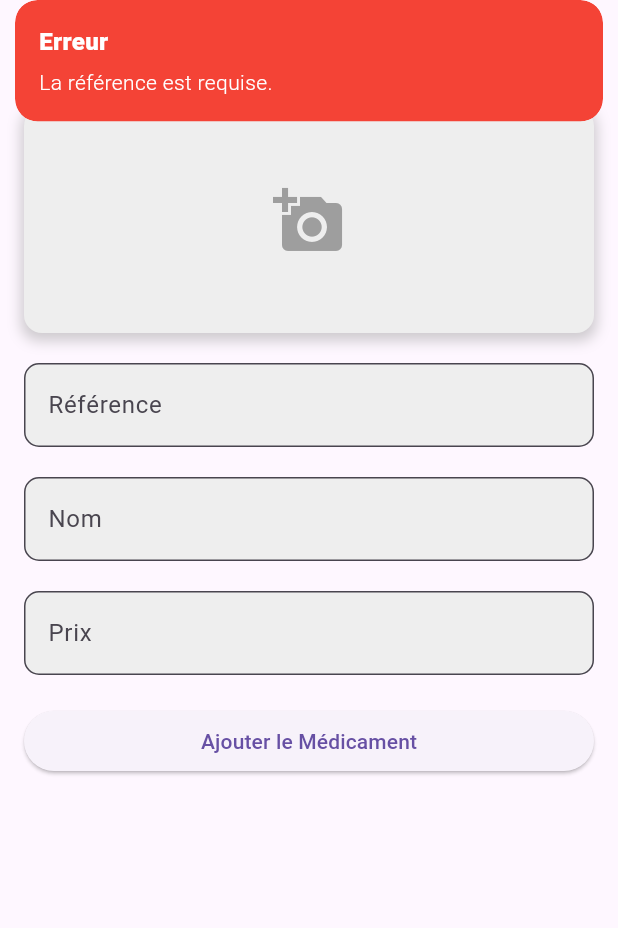
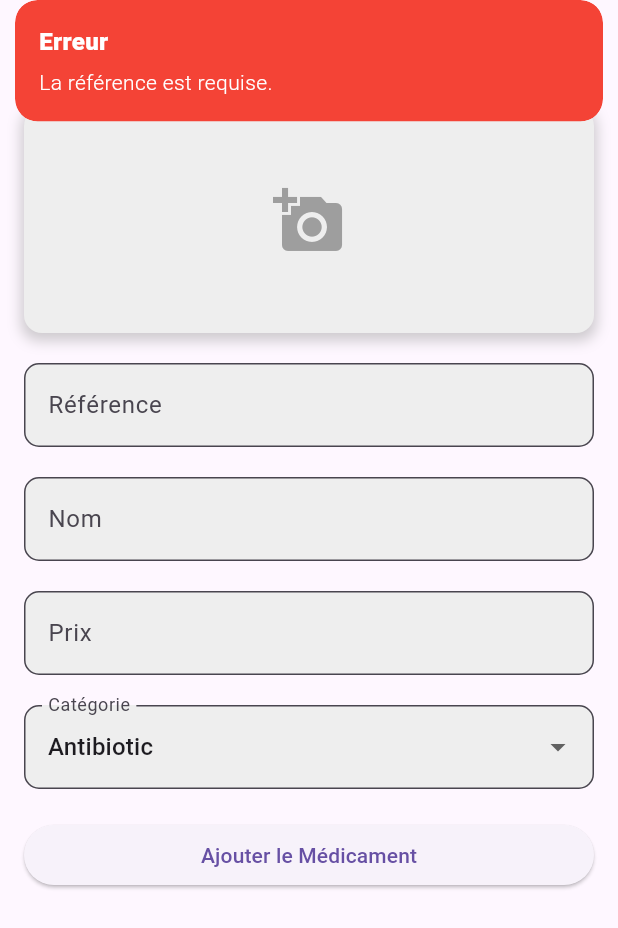
Before and after one commit to riadhmoussa/medicine, a Flutter app: the AddMedicineScreen screen opened by its route, after a tap on "Ajouter le Médicament", on a phone screen of 412 x 824 dp. Shown: the top 928 px of the screen. Run offline on Flutter 3.47's test engine with Material 3 defaults, Android fonts, the phone set to English and light mode, and no system bars; our stand-ins replace cached_network_image, cloud_firestore, country_code_picker, firebase_auth, firebase_core, firebase_storage and 4 more; accounts and stored records are empty.

Commit message:
add new features

```diff
--- a/lib/bindings/add_medicine_binding.dart
+++ b/lib/bindings/add_medicine_binding.dart
@@ -10,6 +10,6 @@ import 'package:medicine/controllers/splash_controller.dart';
 class AddMedicineBinding extends Bindings {
   @override
   void dependencies() {
-    Get.lazyPut(() => AddMedicineController());
+    Get.lazyPut(() => AddEditMedicineController());
   }
 }
--- a/lib/controllers/add_medicine_controller.dart
+++ b/lib/controllers/add_medicine_controller.dart
@@ -1,21 +1,52 @@
 import 'dart:io';
-
 import 'package:flutter/material.dart';
 import 'package:get/get.dart';
 import 'package:image_picker/image_picker.dart';
 import 'package:firebase_storage/firebase_storage.dart' as firebase_storage;
 import 'package:cloud_firestore/cloud_firestore.dart';
+import 'package:medicine/routes/app_routes.dart';
 
-class AddMedicineController extends GetxController {
-  var reference = ''.obs;
-  var name = ''.obs;
-  var price = ''.obs;
+import '../model/Medicine.dart';
+
+class AddEditMedicineController extends GetxController {
+  final referenceController = TextEditingController();
+  final nameController = TextEditingController();
+  final priceController = TextEditingController();
   var imageUrl = ''.obs;
 
-  var isValid = false.obs;
+  var isEditMode = false.obs;
+  final medicine = Rxn<Medicine>();
+
+  // List of categories
+  final categories = ['Antibiotic', 'Analgesic', 'Antiseptic', 'Antipyretic', 'Vaccine'].obs;
+  var selectedCategory = ''.obs;
+
+  @override
+  void onInit() {
+    super.onInit();
+    if (Get.arguments != null) {
+      medicine.value = Get.arguments as Medicine;
+      referenceController.text = medicine.value?.reference ?? '';
+      nameController.text = medicine.value?.name ?? '';
+      priceController.text = medicine.value?.price.toString() ?? '';
+      imageUrl.value = medicine.value?.image ?? '';
+      selectedCategory.value = medicine.value?.category ?? categories.first;
+      isEditMode.value = true;
+    } else {
+      selectedCategory.value = categories.first;
+    }
+  }
+
+  @override
+  void onClose() {
+    referenceController.dispose();
+    nameController.dispose();
+    priceController.dispose();
+    super.onClose();
+  }
 
   Future<void> onSubmit() async {
-    if (reference.isEmpty) {
+    if (referenceController.text.isEmpty) {
       Get.snackbar(
         'Erreur',
         'La référence est requise.',
@@ -25,7 +56,7 @@ class AddMedicineController extends GetxController {
       return;
     }
 
-    if (name.isEmpty) {
+    if (nameController.text.isEmpty) {
       Get.snackbar(
         'Erreur',
         'Le nom est requis.',
@@ -35,7 +66,7 @@ class AddMedicineController extends GetxController {
       return;
     }
 
-    if (price.isEmpty) {
+    if (priceController.text.isEmpty) {
       Get.snackbar(
         'Erreur',
         'Le prix est requis.',
@@ -55,33 +86,58 @@ class AddMedicineController extends GetxController {
       return;
     }
 
-    // All fields are valid, add medicine to Firebase
     try {
+      if (isEditMode.value) {
+        // Update existing medicine
+        await FirebaseFirestore.instance
+            .collection('medicines')
+            .doc(medicine.value?.uid)
+            .update({
+          'reference': referenceController.text,
+          'name': nameController.text,
+          'price': double.tryParse(priceController.text) ?? 0.0,
+          'imageUrl': imageUrl.value,
+          'category': selectedCategory.value,
+          'updatedAt': Timestamp.now(),
+        });
 
-      // Add medicine data to Firestore collection
+        Get.snackbar(
+          'Succès',
+          'Médicament mis à jour avec succès.',
+          backgroundColor: Colors.green,
+          colorText: Colors.white,
+          duration: Duration(seconds: 2), // Set duration for the snackbar
+        );
+      } else {
+        // Add new medicine
         await FirebaseFirestore.instance.collection('medicines').add({
-        'reference': reference.value,
-        'name': name.value,
-        'price': price.value,
+          'reference': referenceController.text,
+          'name': nameController.text,
+          'price': double.tryParse(priceController.text) ?? 0.0,
           'imageUrl': imageUrl.value,
+          'category': selectedCategory.value,
           'createdAt': Timestamp.now(),
         });
 
-      // Medicine added successfully, navigate back or show success message
-      Get.back();
-      // Optionally, show a success snackbar
         Get.snackbar(
           'Succès',
           'Médicament ajouté avec succès.',
           backgroundColor: Colors.green,
           colorText: Colors.white,
+          duration: Duration(seconds: 2), // Set duration for the snackbar
         );
+      }
+
+      print('Navigating back...');
+      Get.offNamed(AppRoutes.adminDashboard);
+      // Alternative navigation
+      // // Use this if you have named routes
+
     } catch (e) {
-      print('Error adding medicine: $e');
-      // Show error snackbar if adding medicine fails
+      print('Error adding/updating medicine: $e');
       Get.snackbar(
         'Erreur',
-        'Une erreur est survenue lors de l\'ajout du médicament.',
+        'Une erreur est survenue lors de l\'ajout/mise à jour du médicament.',
         backgroundColor: Colors.red,
         colorText: Colors.white,
       );
@@ -95,16 +151,12 @@ class AddMedicineController extends GetxController {
     if (pickedFile != null) {
       final File file = File(pickedFile.path);
 
-      // Upload image to Firebase Storage
       try {
         final firebase_storage.Reference ref = firebase_storage.FirebaseStorage.instance
             .ref('images/${DateTime.now().millisecondsSinceEpoch}');
         await ref.putFile(file);
 
-        // Get the download URL
         final String downloadURL = await ref.getDownloadURL();
-
-        // Save the image URL
         imageUrl.value = downloadURL;
       } catch (e) {
         print('Error uploading image: $e');
--- a/lib/controllers/medicine_controller.dart
+++ b/lib/controllers/medicine_controller.dart
@@ -24,6 +24,7 @@ class MedicineController extends GetxController {
           image: data['imageUrl'] ?? '',
           name: data['name'] ?? '',
           reference: data['reference'] ?? '',
+          category: data['category'] ?? '',
           price: double.tryParse(data['price'].toString()) ?? 0.0,
         );
       }).toList();
--- a/lib/model/Medicine.dart
+++ b/lib/model/Medicine.dart
@@ -4,8 +4,9 @@ class Medicine {
   String name;
   String reference;
   double price;
+  String category;
 
-  Medicine({required this.uid, required this.image, required this.name, required this.reference, required this.price});
+  Medicine({required this.uid, required this.image, required this.name, required this.reference, required this.price, required this.category});
 
   Map<String, dynamic> toMap() {
     return {
@@ -14,6 +15,7 @@ class Medicine {
       'name': name,
       'reference': reference,
       'price': price,
+      'category': category,
     };
   }
 }
--- a/lib/screens/add_medicine_screen.dart
+++ b/lib/screens/add_medicine_screen.dart
@@ -1,9 +1,10 @@
 import 'package:flutter/material.dart';
 import 'package:get/get.dart';
-import 'package:medicine/controllers/add_medicine_controller.dart';
+
+import '../controllers/add_medicine_controller.dart';
 
 class AddMedicineScreen extends StatelessWidget {
-  final AddMedicineController controller = Get.put(AddMedicineController());
+  final AddEditMedicineController controller = Get.put(AddEditMedicineController());
 
   @override
   Widget build(BuildContext context) {
@@ -63,9 +64,7 @@ class AddMedicineScreen extends StatelessWidget {
               ),
               SizedBox(height: 20),
               TextFormField(
-                onChanged: (value) {
-                  controller.reference.value = value;
-                },
+                controller: controller.referenceController,
                 decoration: InputDecoration(
                   labelText: 'Référence',
                   border: OutlineInputBorder(
@@ -77,9 +76,7 @@ class AddMedicineScreen extends StatelessWidget {
               ),
               SizedBox(height: 20),
               TextFormField(
-                onChanged: (value) {
-                  controller.name.value = value;
-                },
+                controller: controller.nameController,
                 decoration: InputDecoration(
                   labelText: 'Nom',
                   border: OutlineInputBorder(
@@ -91,9 +88,7 @@ class AddMedicineScreen extends StatelessWidget {
               ),
               SizedBox(height: 20),
               TextFormField(
-                onChanged: (value) {
-                  controller.price.value = value;
-                },
+                controller: controller.priceController,
                 decoration: InputDecoration(
                   labelText: 'Prix',
                   border: OutlineInputBorder(
@@ -103,6 +98,27 @@ class AddMedicineScreen extends StatelessWidget {
                   fillColor: Colors.grey[200],
                 ),
               ),
+              SizedBox(height: 20),
+              Obx(() => DropdownButtonFormField<String>(
+                value: controller.selectedCategory.value,
+                items: controller.categories.map((String category) {
+                  return DropdownMenuItem<String>(
+                    value: category,
+                    child: Text(category),
+                  );
+                }).toList(),
+                onChanged: (newValue) {
+                  controller.selectedCategory.value = newValue!;
+                },
+                decoration: InputDecoration(
+                  labelText: 'Catégorie',
+                  border: OutlineInputBorder(
+                    borderRadius: BorderRadius.circular(10),
+                  ),
+                  filled: true,
+                  fillColor: Colors.grey[200],
+                ),
+              )),
               SizedBox(height: 20),
               ElevatedButton(
                 onPressed: () {
--- a/lib/screens/home_fragment.dart
+++ b/lib/screens/home_fragment.dart
@@ -16,12 +16,11 @@ class HomeFragment extends StatelessWidget {
         child: Column(
           children: <Widget>[
             MLHomeTopComponent(),
-            16.height,
             Obx(() {
               if (controller.medicines.isEmpty) {
-                return CircularProgressIndicator(); // Show loading indicator while fetching medicines
+                return CircularProgressIndicator();
               } else {
-                return MLHomeBottomComponent(medicines: controller.medicines.toList());
+                return MLHomeBottomComponent(medicines: controller.medicines.toList(), controller: controller,);
               }
             }),
             64.height,
--- a/lib/widgets/MLHomeTopComponent.dart
+++ b/lib/widgets/MLHomeTopComponent.dart
@@ -13,7 +13,7 @@ class MLHomeTopComponent extends StatelessWidget {
     return Container(
       height: 120,
       width: Get.width,
-      margin: EdgeInsets.only(bottom: 16.0),
+      margin: EdgeInsets.only(bottom: 8.0),
       decoration: boxDecorationWithRoundedCorners(
         backgroundColor: mlColorDarkBlue,
         borderRadius: BorderRadius.vertical(
```
Also changed, not shown: lib/controllers/home_fragment_controller.dart (+12 -0 lines), lib/screens/medicine_screen.dart (+17 -6 lines), lib/widgets/HomeBottomComponent.dart (+65 -13 lines). Lines whose indentation alone changed are shown as unchanged.
